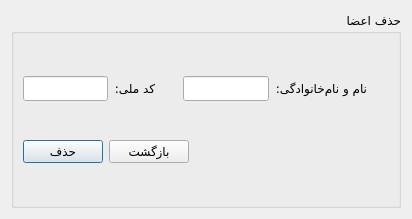
Qt form bookyad/dialogdeletemember.ui (aroshandelpoor/libraryManagement) before a commit.
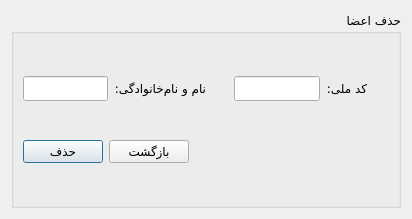
The same form after that commit. Icons and pictures are not drawn.

Patch:
```diff
--- a/bookyad/dialogdeletemember.ui
+++ b/bookyad/dialogdeletemember.ui
@@ -47,41 +47,6 @@
        <layout class="QVBoxLayout" name="verticalLayout_3">
         <item>
          <layout class="QHBoxLayout" name="horizontalLayout">
-          <item>
-           <widget class="QLineEdit" name="lineEdit_phonenumbermember"/>
-          </item>
-          <item>
-           <widget class="QLabel" name="label_memberid_text">
-            <property name="text">
-             <string>کد ملی:</string>
-            </property>
-           </widget>
-          </item>
-          <item>
-           <widget class="QLabel" name="label_memberid_icon">
-            <property name="minimumSize">
-             <size>
-              <width>16</width>
-              <height>16</height>
-             </size>
-            </property>
-            <property name="maximumSize">
-             <size>
-              <width>16</width>
-              <height>16</height>
-             </size>
-            </property>
-            <property name="text">
-             <string/>
-            </property>
-            <property name="pixmap">
-             <pixmap resource="icons.qrc">:/icons/national id.png</pixmap>
-            </property>
-            <property name="scaledContents">
-             <bool>true</bool>
-            </property>
-           </widget>
-          </item>
           <item>
            <widget class="QLineEdit" name="lineEdit_membername"/>
           </item>
@@ -117,6 +82,41 @@
             </property>
            </widget>
           </item>
+          <item>
+           <widget class="QLineEdit" name="lineEdit_phonenumbermember"/>
+          </item>
+          <item>
+           <widget class="QLabel" name="label_memberid_text">
+            <property name="text">
+             <string>کد ملی:</string>
+            </property>
+           </widget>
+          </item>
+          <item>
+           <widget class="QLabel" name="label_memberid_icon">
+            <property name="minimumSize">
+             <size>
+              <width>16</width>
+              <height>16</height>
+             </size>
+            </property>
+            <property name="maximumSize">
+             <size>
+              <width>16</width>
+              <height>16</height>
+             </size>
+            </property>
+            <property name="text">
+             <string/>
+            </property>
+            <property name="pixmap">
+             <pixmap resource="icons.qrc">:/icons/national id.png</pixmap>
+            </property>
+            <property name="scaledContents">
+             <bool>true</bool>
+            </property>
+           </widget>
+          </item>
          </layout>
         </item>
        </layout>
```
